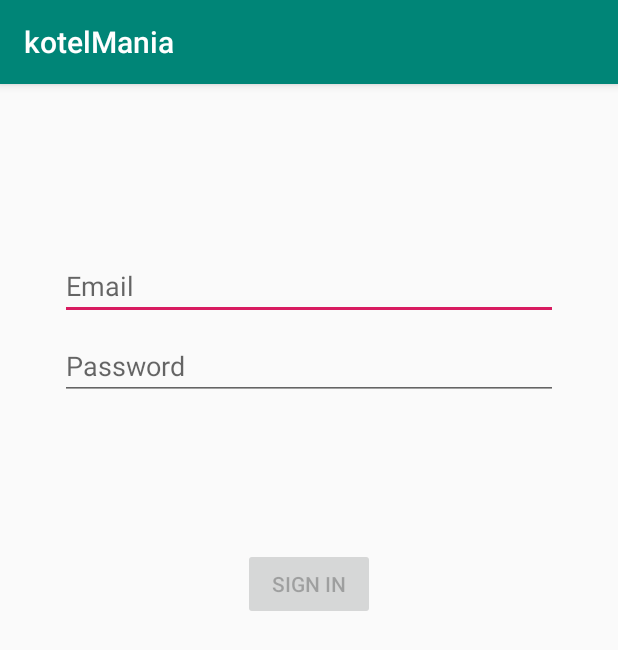
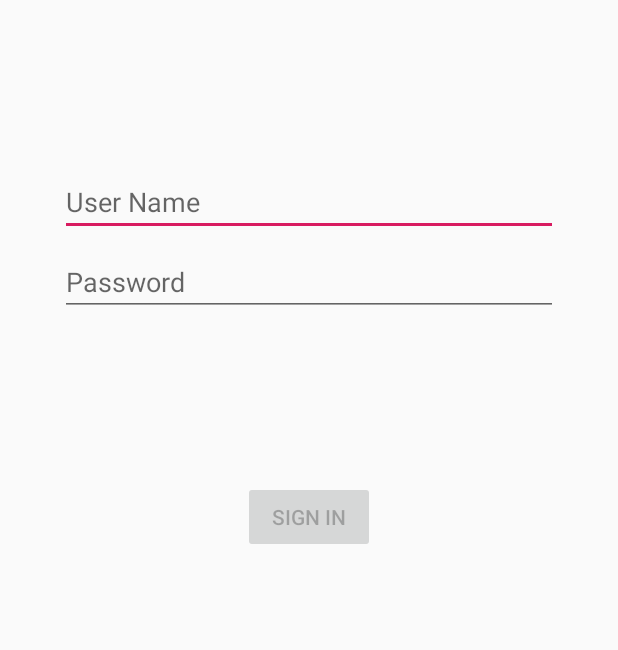
Before and after one commit to narturk/android-Hw4, an Android app: the screen it shows after launch (LoginActivity), on a phone screen of 412 x 824 dp. Shown: the top 650 px of the screen. Run offline under Robolectric (Android 15) with nearby library versions, the phone set to English and light mode, and no system bars.

Commit message:
begining of the second page

```diff
--- a/kotelMania/app/src/main/res/values/strings.xml
+++ b/kotelMania/app/src/main/res/values/strings.xml
@@ -1,7 +1,7 @@
 <resources>
     <string name="app_name">kotelMania</string>
     <!-- Strings related to login -->
-    <string name="prompt_email">Email</string>
+    <string name="prompt_email">User Name</string>
     <string name="prompt_password">Password</string>
     <string name="action_sign_in">Sign in</string>
     <string name="action_sign_in_short">Sign in</string>
--- a/kotelMania/app/src/main/res/values/styles.xml
+++ b/kotelMania/app/src/main/res/values/styles.xml
@@ -1,7 +1,7 @@
 <resources>
 
     <!-- Base application theme. -->
-    <style name="AppTheme" parent="Theme.AppCompat.Light.DarkActionBar">
+    <style name="AppTheme" parent="Theme.AppCompat.Light.NoActionBar">
         <!-- Customize your theme here. -->
         <item name="colorPrimary">@color/colorPrimary</item>
         <item name="colorPrimaryDark">@color/colorPrimaryDark</item>
```
Also changed, not shown: kotelMania/app/src/main/java/com/example/kotelmania/listActivity.java (+9 -0 lines), kotelMania/app/src/main/res/layout/activity_list.xml (+21 -0 lines).
